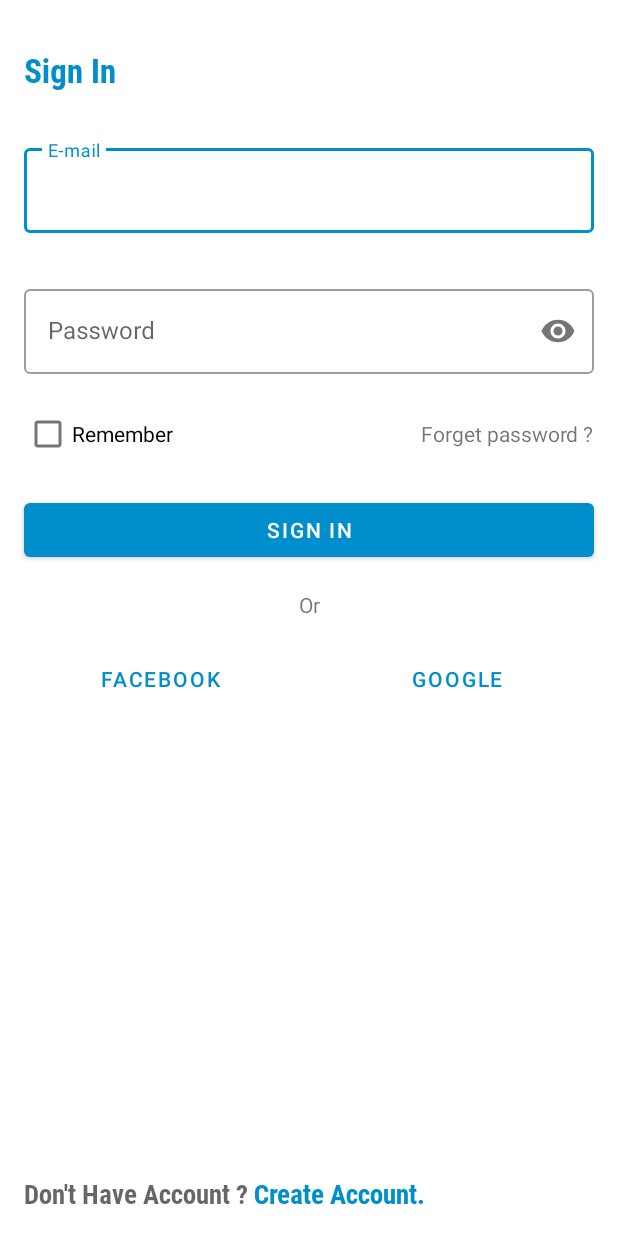
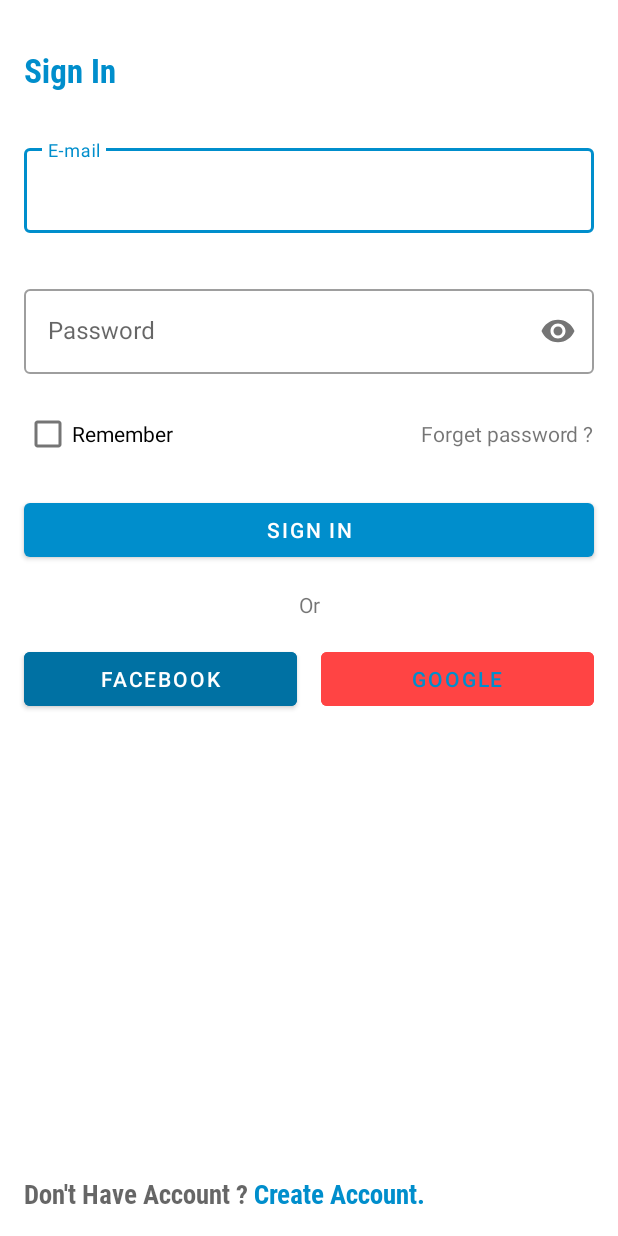
Before and after one commit to HadyAhmed/DoctroidMedical, an Android app: the LoginActivity screen opened directly, with no data from a screen before it, on a phone screen of 412 x 824 dp. Run offline under Robolectric (Android 15) with nearby library versions, the phone set to English and light mode, and no system bars.

Commit message:
Pre Initial StageV1.0

```diff
--- a/app/src/main/AndroidManifest.xml
+++ b/app/src/main/AndroidManifest.xml
@@ -9,8 +9,10 @@
         android:roundIcon="@mipmap/ic_launcher_round"
         android:supportsRtl="true"
         android:theme="@style/AppTheme">
-        <activity android:name=".activity.ForgetPassword"></activity>
-        <activity android:name=".activity.MainActivity" />
+        <activity android:name=".activity.ForgetPassword" />
+        <activity
+            android:name=".activity.MainActivity"
+            android:screenOrientation="portrait" />
         <activity android:name=".activity.SignUpActivity" />
         <activity android:name=".activity.LoginActivity" />
         <activity android:name=".activity.SplashActivity">
--- a/app/src/main/java/com/graduation/doctroidmedical/activity/LoginActivity.java
+++ b/app/src/main/java/com/graduation/doctroidmedical/activity/LoginActivity.java
@@ -118,7 +118,7 @@
     @Override
     public void onBackPressed() {
         //uncomment if action not needed
-        //super.onBackPressed();
         finishAffinity();
     }
+
 }
--- a/app/src/main/java/com/graduation/doctroidmedical/adapter/SliderAdapter.java
+++ b/app/src/main/java/com/graduation/doctroidmedical/adapter/SliderAdapter.java
@@ -8,7 +8,6 @@
 import android.view.View;
 import android.view.ViewGroup;
 import android.widget.ImageView;
-import android.widget.LinearLayout;
 import android.widget.TextView;
 
 import com.graduation.doctroidmedical.R;
@@ -19,6 +18,7 @@
     public SliderAdapter(Context context) {
         this.context = context;
     }
+
 
     private int[] slideImages = {
             R.drawable.surgeon,
@@ -53,6 +53,7 @@
     @Override
     public Object instantiateItem(@NonNull ViewGroup container, int position) {
         LayoutInflater layoutInflater = (LayoutInflater) context.getSystemService(Context.LAYOUT_INFLATER_SERVICE);
+
         View view = layoutInflater.inflate(R.layout.slide_layout, container, false);
 
         ImageView iconView = view.findViewById(R.id.icon_image);
--- a/app/src/main/res/layout/activity_sign_in.xml
+++ b/app/src/main/res/layout/activity_sign_in.xml
@@ -92,27 +92,28 @@
         app:layout_constraintTop_toBottomOf="@+id/login_btn" />
 
     <!--TODO Add login buttons for google and facebook here-->
-    <Button
+    <android.support.design.button.MaterialButton
         android:id="@+id/facebook_btn"
-        style="@style/Widget.MaterialComponents.Button.TextButton"
         android:layout_width="0dp"
         android:layout_height="wrap_content"
         android:layout_marginStart="16dp"
         android:layout_marginTop="16dp"
         android:layout_marginEnd="8dp"
+        android:backgroundTint="@color/colorPrimaryDark"
         android:text="Facebook"
         app:layout_constraintEnd_toStartOf="@+id/google_btn"
         app:layout_constraintHorizontal_bias="0.5"
         app:layout_constraintStart_toStartOf="parent"
         app:layout_constraintTop_toBottomOf="@+id/textView3" />
 
-    <Button
+    <android.support.design.button.MaterialButton
         android:id="@+id/google_btn"
         style="@style/Widget.MaterialComponents.Button.TextButton"
         android:layout_width="0dp"
         android:layout_height="wrap_content"
         android:layout_marginStart="8dp"
         android:layout_marginEnd="16dp"
+        android:backgroundTint="@android:color/holo_red_light"
         android:text="Google"
         app:layout_constraintBaseline_toBaselineOf="@+id/facebook_btn"
         app:layout_constraintEnd_toEndOf="parent"
```
Also changed, not shown: app/src/main/java/com/graduation/doctroidmedical/activity/SplashActivity.java (+13 -4 lines), app/src/main/res/layout/activity_splash.xml (+6 -2 lines).
